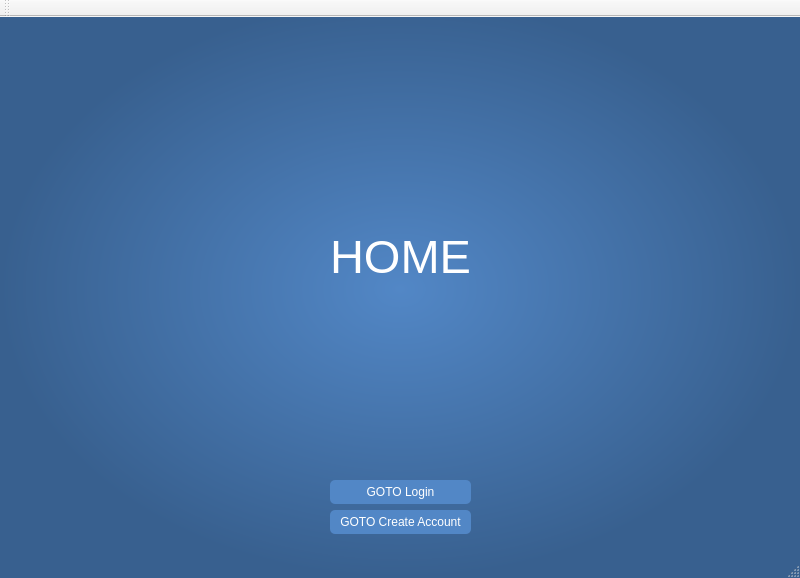
The window that Software-Engineering/mainwindow.ui (WBatt/Software-Engineering) describes before a commit, drawn with Qt 5.
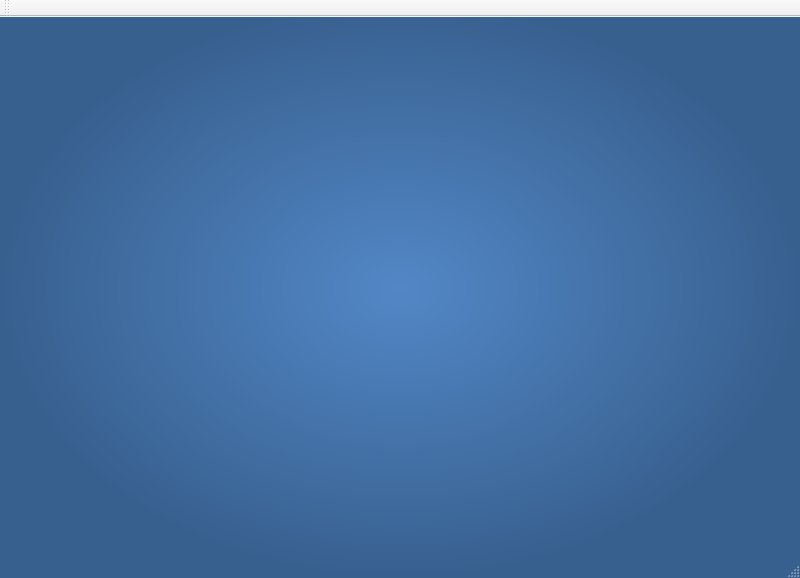
The same window after the commit. Icons and pictures are not drawn.

Commit message:
- add empty profile page
- just added a space to edit profile page

What changed in the file:
```diff
--- a/Software-Engineering/mainwindow.ui
+++ b/Software-Engineering/mainwindow.ui
@@ -68,7 +68,7 @@
        <string notr="true"/>
       </property>
       <property name="currentIndex">
-       <number>2</number>
+       <number>4</number>
       </property>
       <widget class="QWidget" name="page_3">
        <widget class="QPushButton" name="pushButton">
@@ -576,6 +576,19 @@
         </item>
        </layout>
       </widget>
+      <widget class="QWidget" name="profile_edit">
+       <widget class="QWidget" name="verticalLayoutWidget">
+        <property name="geometry">
+         <rect>
+          <x>-10</x>
+          <y>-10</y>
+          <width>791</width>
+          <height>521</height>
+         </rect>
+        </property>
+        <layout class="QVBoxLayout" name="verticalLayout_7"/>
+       </widget>
+      </widget>
      </widget>
     </item>
    </layout>
```
